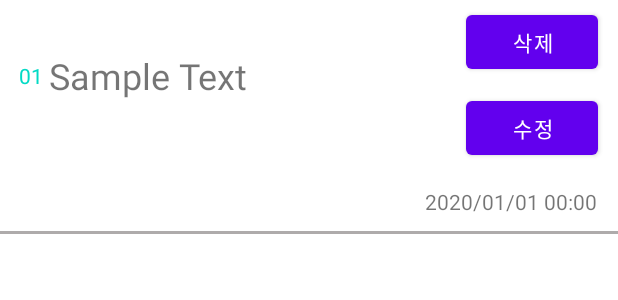
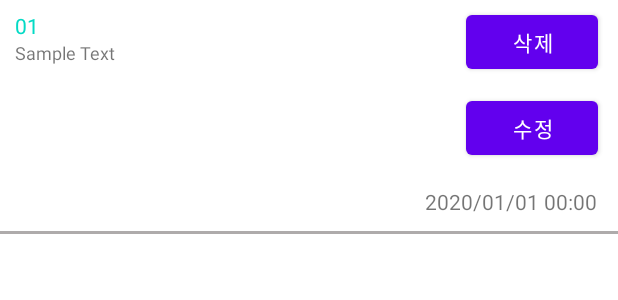
Before and after one commit to HYUNJUNEPARK/-Singleton-Room, an Android app: the layout item_recycler.xml on its own in the app's theme, with its tools: preview values and no code run, on a phone screen of 412 x 824 dp. Shown: the top 300 px of the screen. Run offline under Robolectric (Android 15) with nearby library versions, the phone set to English and light mode, and no system bars.

```diff
--- a/app/src/main/java/com/example/room/db/AppDatabase.kt
+++ b/app/src/main/java/com/example/room/db/AppDatabase.kt
@@ -21,8 +21,7 @@ abstract class AppDatabase: RoomDatabase() {
                         context.applicationContext,
                         AppDatabase::class.java,
                         DB_NAME
-                    )
-                        .build()
+                    ).build()
                 }
             }
             return instance
--- a/app/src/main/java/com/example/room/db/Memo.kt
+++ b/app/src/main/java/com/example/room/db/Memo.kt
@@ -12,7 +12,7 @@ no | content | dateTime
 @Entity(tableName = DB_NAME)
 data class Memo(
     @PrimaryKey
-    var idx: Int,
+    var id: Long,
 
     @ColumnInfo
     var content: String,
--- a/app/src/main/java/com/example/room/db/MemoDao.kt
+++ b/app/src/main/java/com/example/room/db/MemoDao.kt
@@ -11,7 +11,7 @@ interface MemoDao {
     @Query("SELECT * FROM $DB_NAME")
     fun getAll(): List<Memo>
 
-    @Query("SELECT content FROM $DB_NAME WHERE idx = :no")
+    @Query("SELECT content FROM $DB_NAME WHERE id = :no")
     fun getMemo(no:Int): String
 
     @Update
--- a/app/src/main/res/layout/activity_main.xml
+++ b/app/src/main/res/layout/activity_main.xml
@@ -57,7 +57,7 @@
             android:layout_marginRight="8dp"
             android:layout_marginBottom="8dp"
             android:text="저장"
-            android:onClick="@{()->mainActivity.onUpdate()}"
+            android:onClick="@{()->mainActivity.onInsert()}"
             app:layout_constraintBottom_toBottomOf="parent"
             app:layout_constraintEnd_toEndOf="parent" />
     </androidx.constraintlayout.widget.ConstraintLayout>
--- a/app/src/main/res/layout/item_recycler.xml
+++ b/app/src/main/res/layout/item_recycler.xml
@@ -16,38 +16,25 @@
             android:id="@+id/textIdx"
             android:layout_width="wrap_content"
             android:layout_height="wrap_content"
-            android:layout_marginStart="5dp"
-            android:layout_marginLeft="5dp"
-            android:layout_marginTop="30dp"
-            android:layout_marginEnd="376dp"
-            android:layout_marginRight="376dp"
-            android:layout_marginBottom="86dp"
             android:text="01"
             android:textColor="@color/teal_200"
             android:textSize="14sp"
-            app:layout_constraintBottom_toBottomOf="parent"
-            app:layout_constraintEnd_toEndOf="parent"
-            app:layout_constraintStart_toStartOf="parent"
-            app:layout_constraintTop_toTopOf="parent" />
+            app:layout_constraintStart_toStartOf="@id/textContent"
+            app:layout_constraintBottom_toTopOf="@id/textContent" />
 
         <TextView
             android:id="@+id/textContent"
             android:layout_width="wrap_content"
             android:layout_height="wrap_content"
-            android:layout_marginStart="4dp"
-            android:layout_marginLeft="4dp"
-            android:layout_marginTop="30dp"
-            android:layout_marginEnd="242dp"
-            android:layout_marginRight="242dp"
             android:layout_marginBottom="86dp"
+            android:layout_marginLeft="10dp"
             android:ellipsize="end"
+            android:maxLines="1"
             android:gravity="center_vertical"
             android:text="Sample Text"
-            android:textSize="24sp"
+            android:textSize="12sp"
             app:layout_constraintBottom_toBottomOf="parent"
-            app:layout_constraintEnd_toEndOf="parent"
-            app:layout_constraintHorizontal_bias="0.0"
-            app:layout_constraintStart_toEndOf="@+id/textIdx"
+            app:layout_constraintStart_toStartOf="parent"
             app:layout_constraintTop_toTopOf="parent" />
 
         <TextView
```
Also changed, not shown: app/src/main/java/com/example/room/MainActivity.kt (+9 -4 lines), app/src/main/java/com/example/room/MemoAdapter.kt (+18 -19 lines), app/src/main/java/com/example/room/vm/MemoViewModel.kt (+49 -4 lines).
